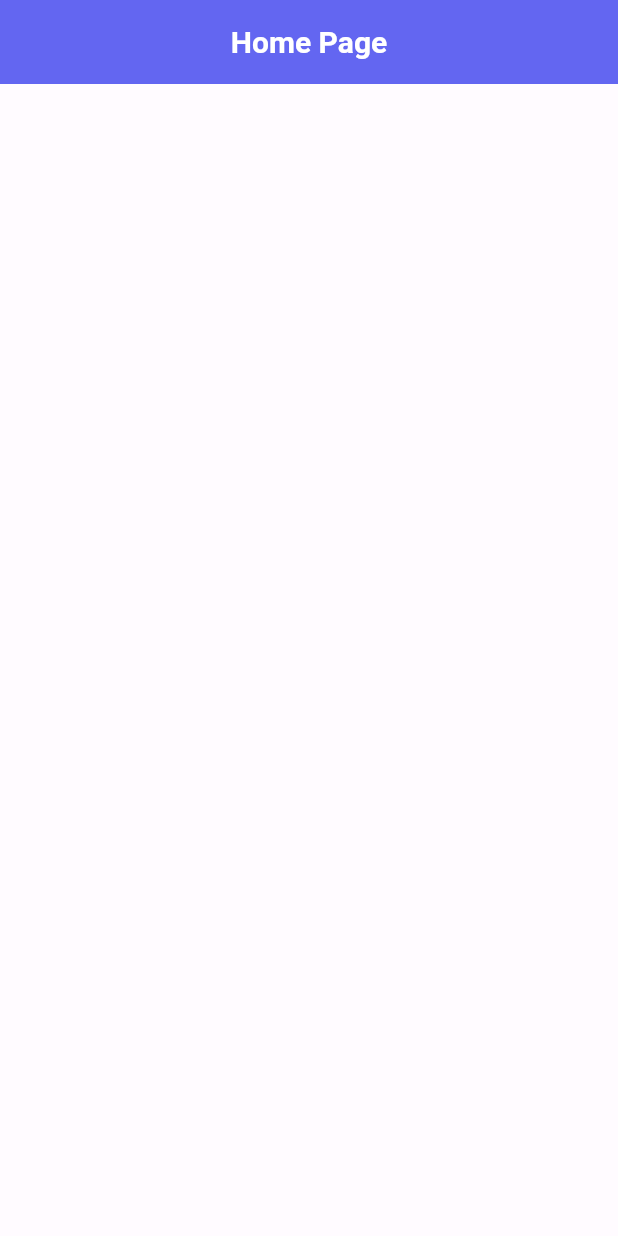
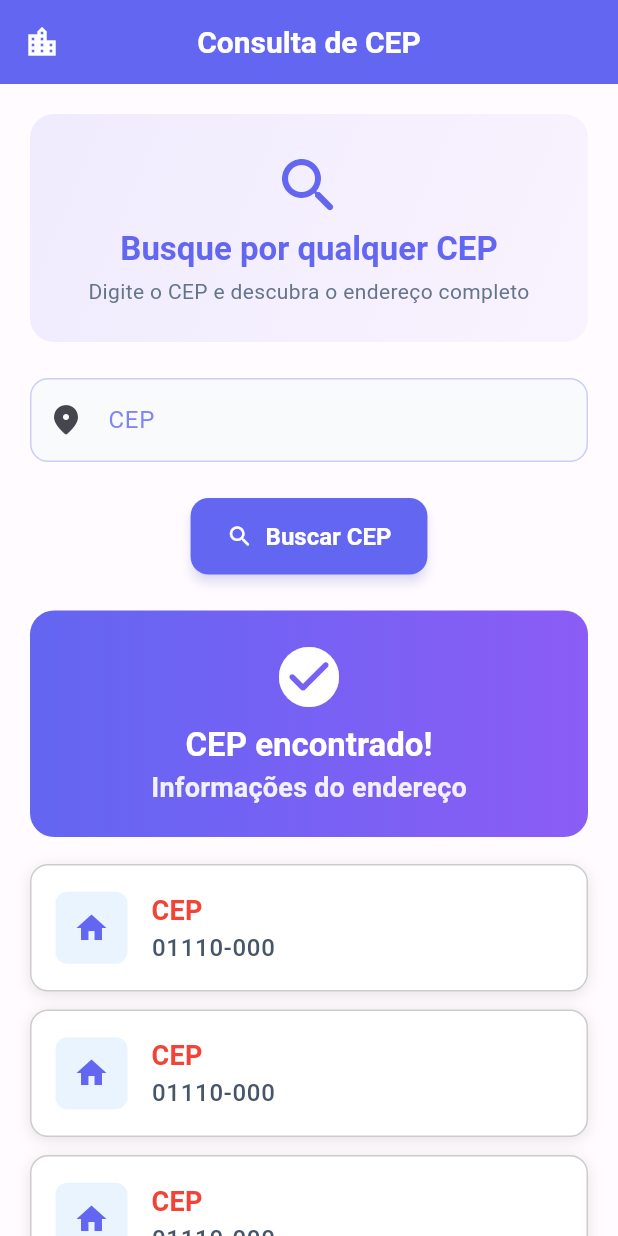
Before and after one commit to niltinfilho/flutter_cep, a Flutter app: the screen it shows after launch, on a phone screen of 412 x 824 dp. Run offline on Flutter 3.47's test engine with Material 3 defaults, Android fonts, the phone set to English and light mode, and no system bars.

Commit message:
feat: create info widget

```diff
--- a/lib/ui/home_screen.dart
+++ b/lib/ui/home_screen.dart
@@ -1,4 +1,5 @@
 import 'package:flutter/material.dart';
+import 'package:flutter_cep/ui/widgets/address_widget.dart';
 
 class HomeScreen extends StatefulWidget {
   const HomeScreen({super.key});
@@ -10,11 +11,76 @@ class HomeScreen extends StatefulWidget {
 class _HomeScreenState extends State<HomeScreen> {
   @override
   Widget build(BuildContext context) {
+    final theme = Theme.of(context);
+
     return Scaffold(
       appBar: AppBar(
-        title: const Text('Home Page'),
+        title: const Text('Consulta de CEP'),
+        leading: Icon(Icons.location_city),
       ),
-      body: Container(),
+      body: SingleChildScrollView(
+        padding: EdgeInsets.all(20),
+        child: Column(
+          crossAxisAlignment: CrossAxisAlignment.stretch,
+          spacing: 24,
+          children: [
+            Container(
+              padding: EdgeInsets.all(24),
+              decoration: BoxDecoration(
+                gradient: LinearGradient(
+                  colors: [
+                    theme.colorScheme.primary.withValues(alpha: 0.1),
+                    theme.colorScheme.secondary.withValues(alpha: 0.05),
+                  ],
+                  begin: Alignment.topLeft,
+                  end: Alignment.bottomRight,
+                ),
+                borderRadius: BorderRadius.circular(16),
+              ),
+              child: Column(
+                spacing: 4,
+                children: [
+                  Icon(
+                    Icons.search_rounded,
+                    size: 48,
+                    color: theme.colorScheme.primary,
+                  ),
+                  Text(
+                    'Busque por qualquer CEP',
+                    style: theme.textTheme.titleLarge?.copyWith(
+                      color: theme.colorScheme.primary,
+                    ),
+                  ),
+                  Text(
+                    'Digite o CEP e descubra o endereço completo',
+                    style: theme.textTheme.bodyMedium,
+                    textAlign: TextAlign.center,
+                  ),
+                ],
+              ),
+            ),
+            TextField(
+              keyboardType: TextInputType.number,
+              maxLength: 9,
+              decoration: InputDecoration(
+                prefixIcon: Icon(Icons.location_on_rounded),
+                labelText: 'CEP',
+                hintText: 'Digite o CEP (ex: 01310-100)',
+                counterText: '',
+              ),
+            ),
+            AnimatedSwitcher(
+              duration: Duration.zero,
+              child: ElevatedButton.icon(
+                onPressed: () {},
+                icon: const Icon(Icons.search_rounded),
+                label: Text('Buscar CEP'),
+              ),
+            ),
+            AddressWidget(),
+          ],
+        ),
+      ),
     );
   }
 }
--- /dev/null
+++ b/lib/ui/widgets/address_widget.dart
@@ -0,0 +1,121 @@
+import 'package:flutter/material.dart';
+
+class AddressWidget extends StatelessWidget {
+  const AddressWidget({super.key});
+
+  @override
+  Widget build(BuildContext context) {
+    final theme = Theme.of(context);
+
+    return Column(
+      children: [
+        Container(
+          width: double.infinity,
+          padding: EdgeInsets.all(20),
+          decoration: BoxDecoration(
+            borderRadius: BorderRadius.circular(16),
+            gradient: LinearGradient(
+              colors: [
+                theme.colorScheme.primary,
+                theme.colorScheme.secondary,
+              ],
+            ),
+          ),
+          child: Column(
+            children: [
+              Icon(
+                Icons.check_circle_rounded,
+                size: 48,
+                color: Colors.white,
+              ),
+              SizedBox(height: 8),
+              Text(
+                'CEP encontrado!',
+                style: theme.textTheme.titleLarge?.copyWith(
+                  color: Colors.white,
+                ),
+              ),
+              Text(
+                'Informações do endereço',
+                style: theme.textTheme.titleMedium?.copyWith(
+                  color: Colors.white.withValues(alpha: 0.9),
+                ),
+              ),
+            ],
+          ),
+        ),
+        SizedBox(height: 12),
+        _InfoCard(),
+        _InfoCard(),
+        _InfoCard(),
+        _InfoCard(),
+        _InfoCard(),
+        _InfoCard(),
+      ],
+    );
+  }
+}
+
+class _InfoCard extends StatelessWidget {
+  const _InfoCard();
+
+  @override
+  Widget build(BuildContext context) {
+    return Container(
+      margin: EdgeInsets.symmetric(vertical: 6),
+      padding: EdgeInsets.all(16),
+      decoration: BoxDecoration(
+        color: Colors.white,
+        border: Border.all(
+          color: Colors.black.withValues(alpha: 0.2),
+          width: 1,
+        ),
+        borderRadius: BorderRadius.circular(12),
+        boxShadow: [
+          BoxShadow(
+            color: Colors.black.withValues(alpha: 0.1),
+            blurRadius: 8,
+            offset: Offset(0, 2),
+          ),
+        ],
+      ),
+      child: Row(
+        children: [
+          Container(
+            padding: EdgeInsets.all(12),
+            decoration: BoxDecoration(
+              color: Colors.blue.withValues(alpha: 0.1),
+              borderRadius: BorderRadius.circular(8),
+            ),
+            child: Icon(
+              Icons.home,
+              size: 24,
+            ),
+          ),
+          const SizedBox(
+            width: 16,
+          ),
+          Expanded(
+            child: Column(
+              crossAxisAlignment: CrossAxisAlignment.start,
+              children: [
+                Text(
+                  'CEP',
+                  style: Theme.of(
+                    context,
+                  ).textTheme.titleMedium?.copyWith(color: Colors.red),
+                ),
+                Text(
+                  '01110-000',
+                  style: Theme.of(
+                    context,
+                  ).textTheme.bodyLarge?.copyWith(fontWeight: FontWeight.w500),
+                ),
+              ],
+            ),
+          ),
+        ],
+      ),
+    );
+  }
+}
```
Also changed, not shown: lib/core/theme/app_theme.dart (+8 -2 lines).
